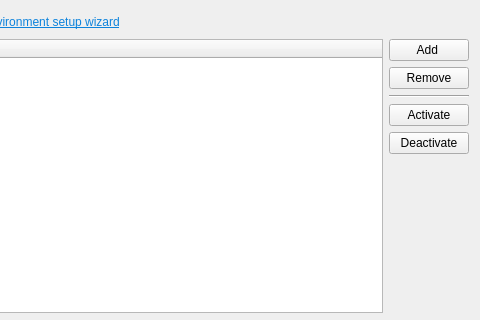
Qt form src/plugins/qnx/blackberryndksettingswidget.ui (qt-creator/qt-creator) before a commit; both pictures show x 293 to 773 and y 0 to 320 of the 773 by 495 pixel window.
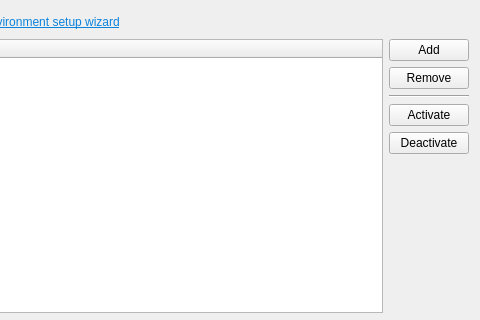
The same form after that commit.

The edit to the form file:
```diff
--- a/src/plugins/qnx/blackberryndksettingswidget.ui
+++ b/src/plugins/qnx/blackberryndksettingswidget.ui
@@ -163,7 +163,7 @@
          <item>
           <widget class="QPushButton" name="addNdkButton">
            <property name="text">
-            <string>Add </string>
+            <string>Add</string>
            </property>
           </widget>
          </item>
```
